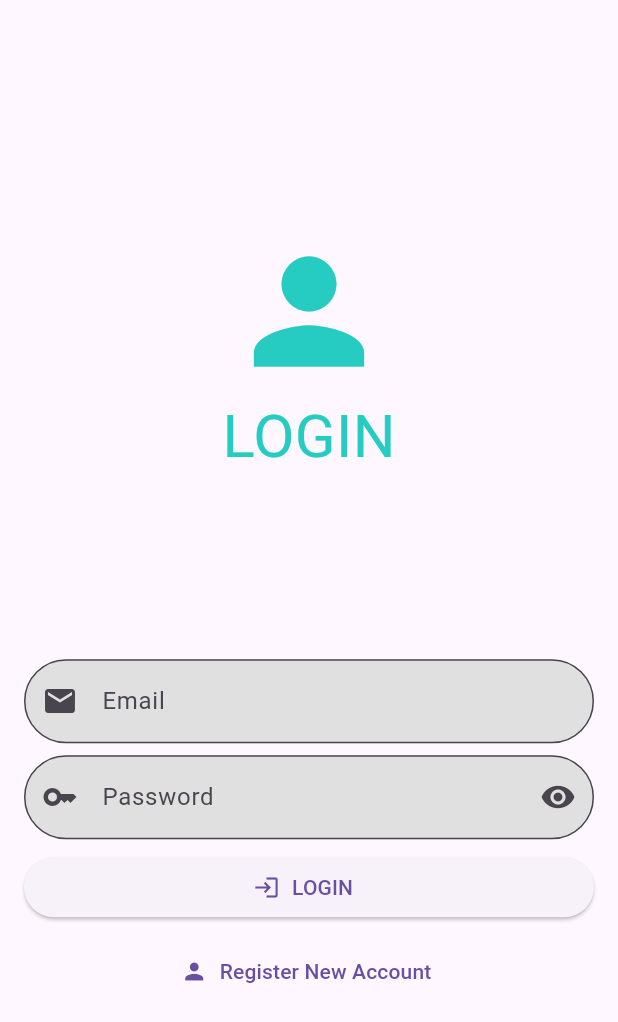
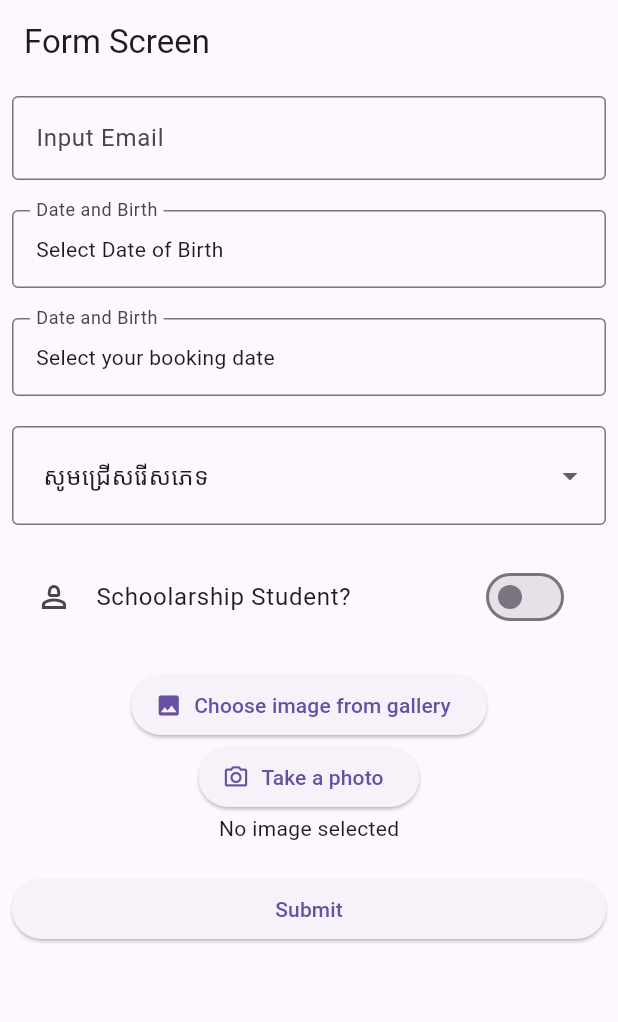
Before and after one commit to Heng983/First_flutterApp, a Flutter app: the screen it shows after launch, on a phone screen of 412 x 824 dp. Shown: the top 1022 px of the screen. Run offline on Flutter 3.47's test engine with Material 3 defaults, Android fonts, the phone set to English and light mode, and no system bars; our stand-ins replace email_validator, google_fonts, image_picker; Roboto replaces fonts that are missing (Volkhov).

Commit message:
Update 17-01-25

```diff
--- a/lib/template/FoodMenu/main_tabscreen_bar.dart
+++ b/lib/Screen/FoodMenu/main_tabscreen_bar.dart
@@ -1,6 +1,6 @@
 import 'package:flutter/material.dart';
-import 'package:flutter_application_1/template/FoodMenu/first_screen.dart';
-import 'package:flutter_application_1/template/login_screen.dart';
+import 'package:flutter_application_1/Screen/FoodMenu/first_screen.dart';
+import 'package:flutter_application_1/Screen/login_screen.dart';
 
 class MainTabscreenBar extends StatelessWidget {
   @override
@@ -9,7 +9,7 @@ class MainTabscreenBar extends StatelessWidget {
       length: 4,
       child: Scaffold(
         appBar: AppBar(
-          title: Text("Main Screen"),
+          title: Text("HOME MENU"),
           bottom: TabBar(
             tabs: [
               Tab(icon: Icon(Icons.home), text: "Home"),
--- a/lib/template/basic_app.dart
+++ b/lib/Screen/basic_app.dart
@@ -1,8 +1,8 @@
 import 'package:flutter/material.dart';
 import 'package:flutter_application_1/fontsize_logic.dart';
-import 'package:flutter_application_1/template/FoodMenu/main_tabscreen_bar.dart';
-import 'package:flutter_application_1/template/login_screen.dart';
-import 'package:flutter_application_1/template/main_screen.dart';
+import 'package:flutter_application_1/Screen/FoodMenu/main_tabscreen_bar.dart';
+import 'package:flutter_application_1/Screen/login_screen.dart';
+import 'package:flutter_application_1/Screen/main_screen.dart';
 import 'package:flutter_application_1/themeMode.dart';
 import 'package:google_fonts/google_fonts.dart';
 import 'package:provider/provider.dart';
@@ -22,7 +22,7 @@ class _BasicAppState extends State<BasicApp> {
   Widget build(BuildContext context) {
     int themeIndex = context.watch<Thememode>().themeIndex;
     return MaterialApp(
-      home: LoginScreen(),
+      home: MainScreen(),
       themeMode: themeIndex == 0
           ? ThemeMode.system
           : themeIndex == 1
--- a/lib/template/login_screen.dart
+++ b/lib/Screen/login_screen.dart
@@ -1,9 +1,9 @@
 import 'dart:math';
 
 import 'package:flutter/material.dart';
-import 'package:flutter_application_1/template/FoodMenu/first_screen.dart';
+import 'package:flutter_application_1/Screen/FoodMenu/first_screen.dart';
 //import 'package:flutter_application_1/template/FoodMenu/first_screen.dart';
-import 'package:flutter_application_1/template/main_screen.dart';
+import 'package:flutter_application_1/Screen/main_screen.dart';
 import 'package:google_fonts/google_fonts.dart';
 import 'package:flutter/cupertino.dart';
 import 'package:email_validator/email_validator.dart';
--- a/lib/template/main_screen.dart
+++ b/lib/Screen/main_screen.dart
@@ -1,7 +1,7 @@
 import 'package:flutter/material.dart';
 import 'package:flutter_application_1/fontsize_logic.dart';
-import 'package:flutter_application_1/template/FoodMenu/first_screen.dart';
-import 'package:flutter_application_1/template/login_screen.dart';
+import 'package:flutter_application_1/Screen/FoodMenu/first_screen.dart';
+import 'package:flutter_application_1/Screen/login_screen.dart';
 import 'package:flutter_application_1/themeMode.dart';
 //import 'package:flutter_application_1/service/provider.dart';
 import 'package:provider/provider.dart';
--- /dev/null
+++ b/lib/form_module/FormApp.dart
@@ -0,0 +1,11 @@
+import 'package:flutter/material.dart';
+import 'package:flutter_application_1/form_module/form_screen.dart';
+
+class FormApp extends StatelessWidget {
+  const FormApp({super.key});
+
+  @override
+  Widget build(BuildContext context) {
+    return MaterialApp(home: FormScreen());
+  }
+}
--- /dev/null
+++ b/lib/form_module/form_screen.dart
@@ -0,0 +1,228 @@
+import 'dart:io';
+
+import 'package:email_validator/email_validator.dart';
+import 'package:flutter/material.dart';
+import 'package:image_picker/image_picker.dart';
+import 'package:intl/intl.dart';
+//import 'package:dropdown_search/dropdown_search.dart';
+
+class FormScreen extends StatefulWidget {
+  const FormScreen({super.key});
+
+  @override
+  State<FormScreen> createState() => _FormScreenState();
+}
+
+class _FormScreenState extends State<FormScreen> {
+  @override
+  Widget build(BuildContext context) {
+    return Scaffold(
+      appBar: AppBar(title: Text('Form Screen')),
+      body: _buildBody(),
+    );
+  }
+
+  final _formkey = GlobalKey<FormState>();
+
+  final _emailCtrl = TextEditingController();
+
+  DateTime? _selectedDate, _selectedBookingDate;
+
+  bool _isSchoolarship = false;
+
+  final _picker = ImagePicker();
+  XFile? _imageFile;
+
+  Future<void> _pickImage({bool camera = false}) async {
+    final pickedFile = await _picker.pickImage(
+      source: camera ? ImageSource.camera : ImageSource.gallery,
+    ); // or .camera
+    if (pickedFile != null) {
+      setState(() => _imageFile = pickedFile);
+    }
+  }
+
+  List<Map<String, dynamic>> genders = [
+    {"eng": "Select Gender", "kh": "សូមជ្រើសរើសភេទ", "ch": "选择性别", "value": 0},
+    {"eng": "Male", "kh": "ប្រុស", "ch": "男", "value": 1},
+    {"eng": "Female", "kh": "ស្រី", "ch": "女", "value": 2},
+  ];
+
+  Widget _buildBody() {
+    return Padding(
+      padding: const EdgeInsets.all(8.0),
+      child: Form(
+        key: _formkey,
+        child: ListView(
+          children: [
+            _buildEmailTextField(),
+            SizedBox(height: 20),
+            _buildDatePicker(),
+            SizedBox(height: 20),
+            _buildBookingDate(),
+            SizedBox(height: 20),
+            _buildGenderDropdown(),
+            SizedBox(height: 20),
+            _isSchoolarshipSwitch(),
+            SizedBox(height: 20),
+            _buildimgepicker(),
+            SizedBox(height: 20),
+            _buildSubmitButton(),
+          ],
+        ),
+      ),
+    );
+  }
+
+  Widget _buildEmailTextField() {
+    return TextFormField(
+      controller: _emailCtrl,
+      decoration: InputDecoration(
+        border: OutlineInputBorder(),
+        hintText: "Input Email",
+      ),
+      validator: (value) {
+        if (value!.isEmpty) {
+          return "Email is required";
+        }
+        if (EmailValidator.validate(value) == false) {
+          return "Email format is incorrect";
+        } else {
+          return null;
+        }
+      },
+    );
+  }
+
+  Widget _buildSubmitButton() {
+    return ElevatedButton(
+      onPressed: () {
+        if (_formkey.currentState!.validate()) {}
+      },
+      child: Text("Submit"),
+    );
+  }
+
+  Widget _buildDatePicker() {
+    return InkWell(
+      onTap: () async {
+        DateTime? pickedDate = await showDatePicker(
+          context: context,
+          initialDate: _selectedDate ?? DateTime(2000, 1, 1),
+          firstDate: DateTime(1900),
+          lastDate: DateTime.now(),
+        );
+        if (pickedDate != null) {
+          setState(() => _selectedDate = pickedDate);
+        }
+      },
+      child: InputDecorator(
+        decoration: InputDecoration(
+          border: OutlineInputBorder(),
+          labelText: "Date and Birth",
+        ),
+        child: Text(
+          _selectedDate != null
+              ? DateFormat('yyyy-MM-dd').format(_selectedDate!)
+              : 'Select Date of Birth',
+        ),
+      ),
+    );
+  }
+
+  Widget _buildBookingDate() {
+    DateTime today = DateTime.now();
+    DateTime onemonthLater = today.add(const Duration(days: 30));
+
+    return InkWell(
+      onTap: () async {
+        DateTime? pickedDate = await showDatePicker(
+          context: context,
+          initialDate: _selectedBookingDate ?? today,
+          firstDate: today,
+          lastDate: onemonthLater,
+        );
+        if (pickedDate != null) {
+          setState(() => _selectedBookingDate = pickedDate);
+        }
+      },
+      child: InputDecorator(
+        decoration: InputDecoration(
+          border: OutlineInputBorder(),
+          labelText: "Date and Birth",
+        ),
+        child: Text(
+          _selectedBookingDate != null
+              ? DateFormat('yyyy-MM-dd').format(_selectedBookingDate!)
+              : 'Select your booking date',
+        ),
+      ),
+    );
+  }
+
+  Widget _buildGenderDropdown() {
+    return DropdownButtonFormField(
+      hint: Text("Select"),
+      padding: EdgeInsets.all(5),
+      initialValue: genders[0]["value"],
+      items: genders
+          .map(
+            (item) =>
+                DropdownMenuItem(value: item["value"], child: Text(item["kh"])),
+          )
+          .toList(),
+      onChanged: (value) {},
+      decoration: InputDecoration(border: OutlineInputBorder()),
+    );
+  }
+
+  Widget _isSchoolarshipSwitch() {
+    return ListTile(
+      title: Text("Schoolarship Student?"),
+      leading: Icon(Icons.person_2_outlined),
+      trailing: Switch(
+        value: _isSchoolarship,
+        onChanged: (value) {
+          setState(() => _isSchoolarship = value);
+        },
+      ),
+      onTap: () {
+        setState(() => _isSchoolarship = !_isSchoolarship);
+      },
+    );
+  }
+
+  Widget _buildimgepicker() {
+    return Column(
+      children: [
+        ElevatedButton.icon(
+          onPressed: () {
+            _pickImage();
+          },
+          icon: Icon(Icons.photo),
+          label: Text("Choose image from gallery"),
+        ),
+        SizedBox(width: 25),
+        ElevatedButton.icon(
+          onPressed: () {
+            _pickImage(camera: true);
+          },
+          icon: Icon(Icons.camera_alt_outlined),
+          label: Text("Take a photo"),
+        ),
+        _buildPictureFrame(),
+      ],
+    );
+  }
+
+  Widget _buildPictureFrame() {
+    return _imageFile != null
+        ? Container(
+            width: double.infinity,
+            //height: 200,
+            decoration: BoxDecoration(border: Border.all(color: Colors.grey)),
+            child: Image.file(File(_imageFile!.path), fit: BoxFit.cover),
+          )
+        : Text("No image selected");
+  }
+}
--- a/lib/main.dart
+++ b/lib/main.dart
@@ -1,7 +1,10 @@
 import 'package:flutter/material.dart';
+//import 'package:flutter_application_1/Form_module/FormApp.dart';
+import 'package:flutter_application_1/form_module/FormApp.dart';
 import 'package:flutter_application_1/service/provider.dart';
+//import 'package:flutter_application_1/service/provider.dart';
 //import 'template/basic_app.dart';
 
 void main() {
-  runApp(provider());
+  runApp(FormApp());
 }
--- a/lib/service/provider.dart
+++ b/lib/service/provider.dart
@@ -1,6 +1,6 @@
 import 'package:flutter/material.dart';
 import 'package:flutter_application_1/fontsize_logic.dart';
-import 'package:flutter_application_1/template/basic_app.dart';
+import 'package:flutter_application_1/Screen/basic_app.dart';
 import 'package:flutter_application_1/themeMode.dart';
 import 'package:provider/provider.dart';
 
--- a/pubspec.yaml
+++ b/pubspec.yaml
@@ -37,6 +37,9 @@ dependencies:
   google_fonts: ^6.3.2
   email_validator: ^3.0.0
   provider: ^6.1.5+1
+  intl: ^0.20.2
+  dropdown_search: ^6.0.2
+  image_picker: ^1.2.1
 
 dev_dependencies:
   flutter_test:
```
Also changed, not shown: lib/Screen/FoodMenu/first_screen.dart (renamed from lib/template/FoodMenu/first_screen.dart, +8 -2 lines), lib/Screen/FoodMenu/SecondScreen.dart (renamed from lib/template/FoodMenu/SecondScreen.dart), lib/Screen/FoodMenu/food_model.dart (renamed from lib/template/FoodMenu/food_model.dart), pubspec.lock, 6 other files.
